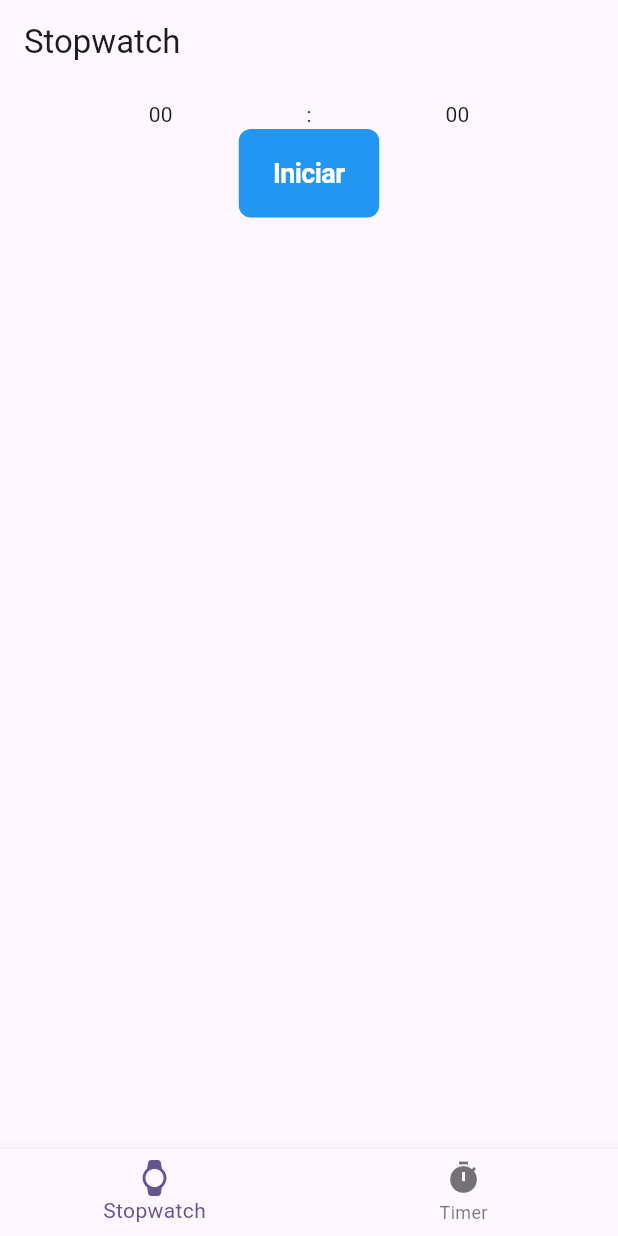
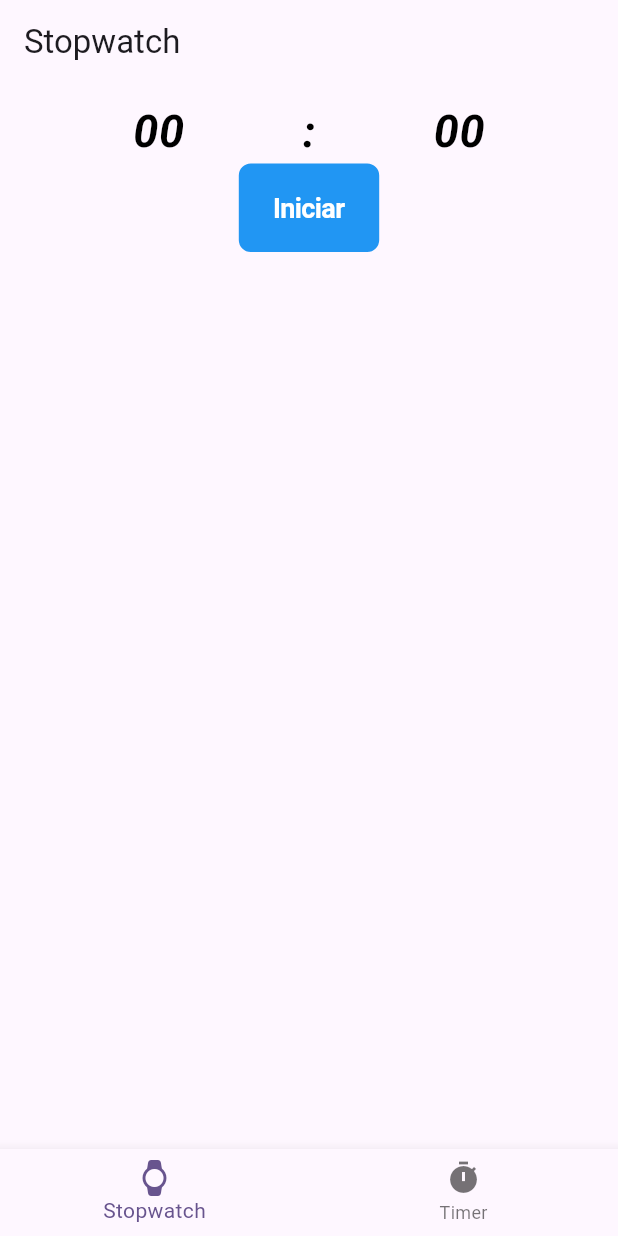
Before and after one commit to RaymundoSantorski/flutter_stopwatch, a Flutter app: the screen it shows after launch, on a phone screen of 412 x 824 dp. Run offline on Flutter 3.47's test engine with Material 3 defaults, Android fonts, the phone set to English and light mode, and no system bars.

Commit message:
refactor: add watch_display widget

```diff
--- /dev/null
+++ b/lib/colors/watch_style.dart
@@ -0,0 +1,20 @@
+import 'package:flutter/material.dart';
+
+final ColorScheme durationStyle = const ColorScheme(
+  brightness: Brightness.dark,
+  primary: Colors.white,
+  onPrimary: Colors.black,
+  secondary: Colors.white,
+  onSecondary: Colors.black,
+  error: Colors.red,
+  onError: Colors.black,
+  surface: Colors.blue,
+  onSurface: Colors.black,
+);
+
+final TextStyle textStyle = TextStyle(
+  color: durationStyle.onPrimary,
+  fontWeight: FontWeight.bold,
+  fontSize: 30,
+  fontStyle: FontStyle.italic,
+);
--- a/lib/screens/my_stopwatch.dart
+++ b/lib/screens/my_stopwatch.dart
@@ -1,9 +1,8 @@
 import 'package:flutter/cupertino.dart';
-import 'package:stepwatch_practice/helpers/format_number.dart';
 import 'package:stepwatch_practice/services/stopwatch_service.dart';
 import 'package:stepwatch_practice/widgets/stopwatch_button.dart';
 import 'package:stepwatch_practice/widgets/stopwatch_controls.dart';
-import 'package:stepwatch_practice/widgets/stopwatch_display.dart';
+import 'package:stepwatch_practice/widgets/watch_display.dart';
 
 class MyStopWatch extends StopwatchService {
   const MyStopWatch({super.key});
@@ -19,7 +18,7 @@ class _MyStopWatchState extends StopwatchServiceState<MyStopWatch> {
       padding: const EdgeInsets.all(10.0),
       child: Column(
         children: [
-          StopwatchDisplay(duration: duration),
+          WatchDisplay(duration: duration),
           duration.inSeconds == 0
               ? StopwatchButton(
                   borderColor: buttonStyle.primary,
--- a/lib/widgets/stopwatch_display.dart
+++ /dev/null
@@ -1,19 +0,0 @@
-import 'package:flutter/material.dart';
-import 'package:stepwatch_practice/helpers/format_number.dart';
-
-class StopwatchDisplay extends StatelessWidget {
-  const StopwatchDisplay({super.key, required this.duration});
-  final Duration duration;
-
-  @override
-  Widget build(BuildContext context) {
-    return Row(
-      mainAxisAlignment: MainAxisAlignment.spaceEvenly,
-      children: [
-        Text(formatNumber(duration.inMinutes)),
-        Text(':'),
-        Text(formatNumber(duration.inSeconds - duration.inMinutes * 60)),
-      ],
-    );
-  }
-}
--- /dev/null
+++ b/lib/widgets/watch_display.dart
@@ -0,0 +1,23 @@
+import 'package:flutter/material.dart';
+import 'package:stepwatch_practice/colors/watch_style.dart';
+import 'package:stepwatch_practice/helpers/format_number.dart';
+
+class WatchDisplay extends StatelessWidget {
+  const WatchDisplay({super.key, required this.duration});
+  final Duration duration;
+
+  @override
+  Widget build(BuildContext context) {
+    return Row(
+      mainAxisAlignment: MainAxisAlignment.spaceEvenly,
+      children: [
+        Text(formatNumber(duration.inMinutes), style: textStyle),
+        Text(':', style: textStyle),
+        Text(
+          formatNumber(duration.inSeconds - duration.inMinutes * 60),
+          style: textStyle,
+        ),
+      ],
+    );
+  }
+}
```
Also changed, not shown: lib/screens/my_timer.dart (+4 -9 lines).
